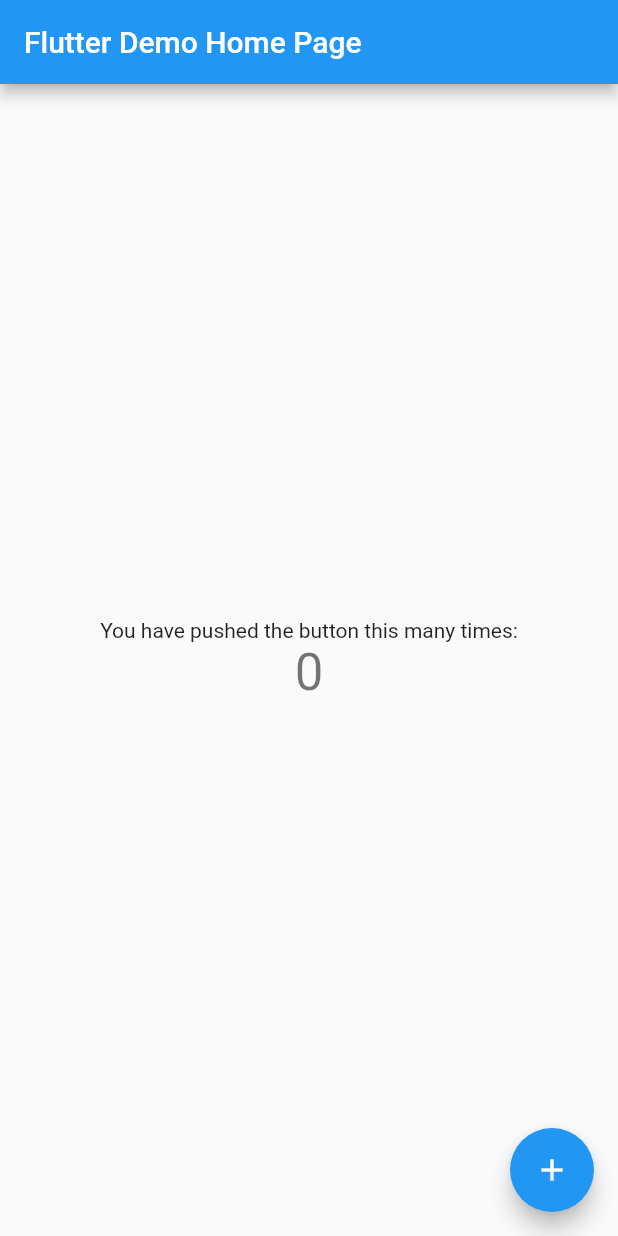
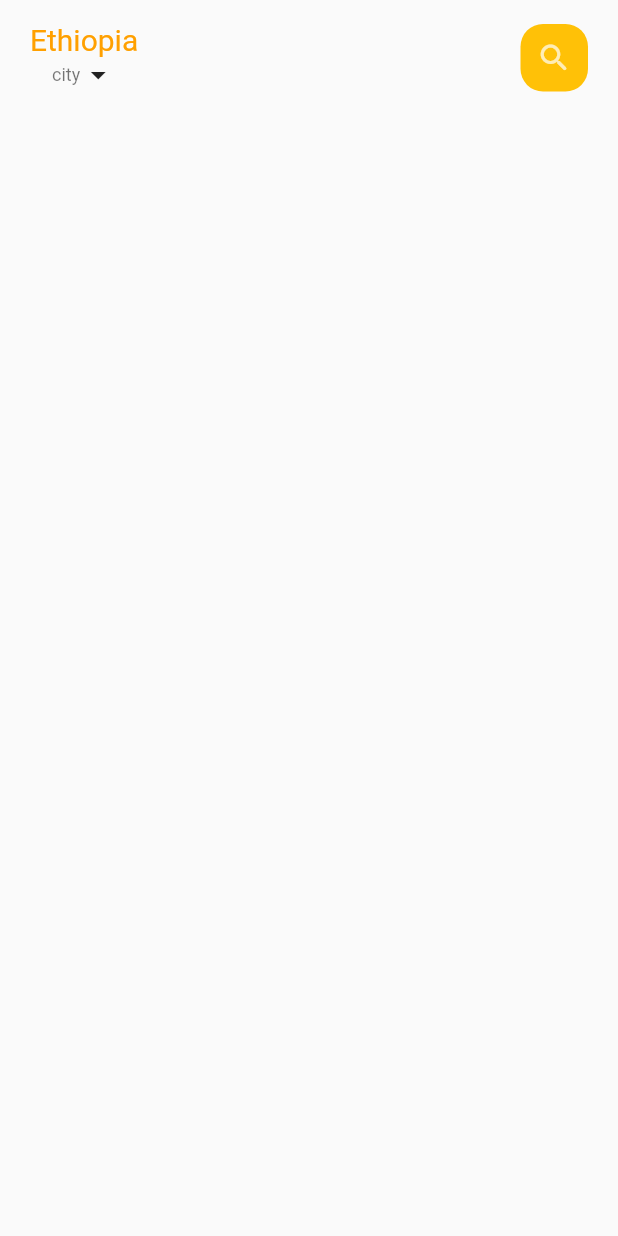
Before and after one commit to BisratGirma/gursha_mobile, a Flutter app: the screen it shows after launch, on a phone screen of 412 x 824 dp. Run offline on Flutter 3.47's test engine with Material 2 defaults, Android fonts, the phone set to English and light mode, and no system bars.

Commit message:
text  widget set up

```diff
--- /dev/null
+++ b/lib/home/main_page.dart
@@ -0,0 +1,55 @@
+import 'package:flutter/material.dart';
+import 'package:gursha/widgets/heading.dart';
+import 'package:gursha/widgets/small_heading.dart';
+
+class MainFoodPage extends StatefulWidget {
+  const MainFoodPage({Key? key}) : super(key: key);
+
+  @override
+  State<MainFoodPage> createState() => _MainFoodPageState();
+}
+
+class _MainFoodPageState extends State<MainFoodPage> {
+  @override
+  Widget build(BuildContext context) {
+    return Scaffold(
+      body: Column(
+        children: [
+          Container(
+            child: Container(
+                margin: const EdgeInsets.only(top: 15, bottom: 15),
+                padding: const EdgeInsets.only(left: 20, right: 20),
+                child: Row(
+                  mainAxisAlignment: MainAxisAlignment.spaceBetween,
+                  children: [
+                    Column(
+                      children: [
+                        HeadingText(
+                          text: 'Ethiopia',
+                          color: Theme.of(context).primaryColorDark,
+                        ),
+                        Row(
+                          children: [
+                            SmallHeadingText(text: 'city'),
+                            const Icon(Icons.arrow_drop_down_outlined)
+                          ],
+                        )
+                      ],
+                    ),
+                    Container(
+                      width: 45,
+                      height: 45,
+                      decoration: BoxDecoration(
+                          borderRadius: BorderRadius.circular(15),
+                          color: Theme.of(context).primaryColor),
+                      child: Icon(Icons.search_rounded,
+                          color: Theme.of(context).backgroundColor),
+                    )
+                  ],
+                )),
+          ),
+        ],
+      ),
+    );
+  }
+}
--- a/lib/main.dart
+++ b/lib/main.dart
@@ -1,4 +1,5 @@
 import 'package:flutter/material.dart';
+import 'package:gursha/home/main_page.dart';
 
 void main() {
   runApp(const MyApp());
@@ -11,7 +12,8 @@
   @override
   Widget build(BuildContext context) {
     return MaterialApp(
-      title: 'Flutter Demo',
+      debugShowCheckedModeBanner: false,
+      title: 'Gursha',
       theme: ThemeData(
           // This is the theme of your application.
           //
@@ -22,94 +24,9 @@
           // or simply save your changes to "hot reload" in a Flutter IDE).
           // Notice that the counter didn't reset back to zero; the application
           // is not restarted.
-        primarySwatch: Colors.blue,
-      ),
-      home: const MyHomePage(title: 'Flutter Demo Home Page'),
+          primarySwatch: Colors.amber,
+          backgroundColor: Colors.white70),
+      home: const MainFoodPage(),
     );
   }
 }
-
-class MyHomePage extends StatefulWidget {
-  const MyHomePage({Key? key, required this.title}) : super(key: key);
-
-  // This widget is the home page of your application. It is stateful, meaning
-  // that it has a State object (defined below) that contains fields that affect
-  // how it looks.
-
-  // This class is the configuration for the state. It holds the values (in this
-  // case the title) provided by the parent (in this case the App widget) and
-  // used by the build method of the State. Fields in a Widget subclass are
-  // always marked "final".
-
-  final String title;
-
-  @override
-  State<MyHomePage> createState() => _MyHomePageState();
-}
-
-class _MyHomePageState extends State<MyHomePage> {
-  int _counter = 0;
-
-  void _incrementCounter() {
-    setState(() {
-      // This call to setState tells the Flutter framework that something has
-      // changed in this State, which causes it to rerun the build method below
-      // so that the display can reflect the updated values. If we changed
-      // _counter without calling setState(), then the build method would not be
-      // called again, and so nothing would appear to happen.
-      _counter++;
-    });
-  }
-
-  @override
-  Widget build(BuildContext context) {
-    // This method is rerun every time setState is called, for instance as done
-    // by the _incrementCounter method above.
-    //
-    // The Flutter framework has been optimized to make rerunning build methods
-    // fast, so that you can just rebuild anything that needs updating rather
-    // than having to individually change instances of widgets.
-    return Scaffold(
-      appBar: AppBar(
-        // Here we take the value from the MyHomePage object that was created by
-        // the App.build method, and use it to set our appbar title.
-        title: Text(widget.title),
-      ),
-      body: Center(
-        // Center is a layout widget. It takes a single child and positions it
-        // in the middle of the parent.
-        child: Column(
-          // Column is also a layout widget. It takes a list of children and
-          // arranges them vertically. By default, it sizes itself to fit its
-          // children horizontally, and tries to be as tall as its parent.
-          //
-          // Invoke "debug painting" (press "p" in the console, choose the
-          // "Toggle Debug Paint" action from the Flutter Inspector in Android
-          // Studio, or the "Toggle Debug Paint" command in Visual Studio Code)
-          // to see the wireframe for each widget.
-          //
-          // Column has various properties to control how it sizes itself and
-          // how it positions its children. Here we use mainAxisAlignment to
-          // center the children vertically; the main axis here is the vertical
-          // axis because Columns are vertical (the cross axis would be
-          // horizontal).
-          mainAxisAlignment: MainAxisAlignment.center,
-          children: <Widget>[
-            const Text(
-              'You have pushed the button this many times:',
-            ),
-            Text(
-              '$_counter',
-              style: Theme.of(context).textTheme.headline4,
-            ),
-          ],
-        ),
-      ),
-      floatingActionButton: FloatingActionButton(
-        onPressed: _incrementCounter,
-        tooltip: 'Increment',
-        child: const Icon(Icons.add),
-      ), // This trailing comma makes auto-formatting nicer for build methods.
-    );
-  }
-}
--- /dev/null
+++ b/lib/util/colors.dart
@@ -0,0 +1,7 @@
+import 'package:flutter/cupertino.dart';
+import 'package:flutter/material.dart';
+
+class AppColors {
+  static const Color textColor = Color.fromARGB(255, 231, 231, 231);
+  static const Color mainColor = Colors.amber;
+}
--- /dev/null
+++ b/lib/widgets/heading.dart
@@ -0,0 +1,28 @@
+import 'package:flutter/material.dart';
+
+class HeadingText extends StatelessWidget {
+  Color? color;
+  final String text;
+  double size;
+  TextOverflow overflow;
+  HeadingText(
+      {Key? key,
+      this.color = Colors.black87,
+      required this.text,
+      this.size = 20,
+      this.overflow = TextOverflow.ellipsis})
+      : super(key: key);
+
+  @override
+  Widget build(BuildContext context) {
+    return Text(
+      text,
+      maxLines: 1,
+      overflow: overflow,
+      style: TextStyle(
+        color: color,
+        fontSize: size,
+      ),
+    );
+  }
+}
--- /dev/null
+++ b/lib/widgets/small_heading.dart
@@ -0,0 +1,26 @@
+import 'package:flutter/material.dart';
+
+class SmallHeadingText extends StatelessWidget {
+  Color? color;
+  final String text;
+  double size;
+  double height;
+  TextOverflow overflow;
+  SmallHeadingText(
+      {Key? key,
+      this.color = Colors.black54,
+      required this.text,
+      this.size = 12,
+      this.height = 1.2,
+      this.overflow = TextOverflow.ellipsis})
+      : super(key: key);
+
+  @override
+  Widget build(BuildContext context) {
+    return Text(
+      text,
+      overflow: overflow,
+      style: TextStyle(color: color, fontSize: size, height: height),
+    );
+  }
+}
```
Lines whose indentation alone changed are shown as unchanged.
